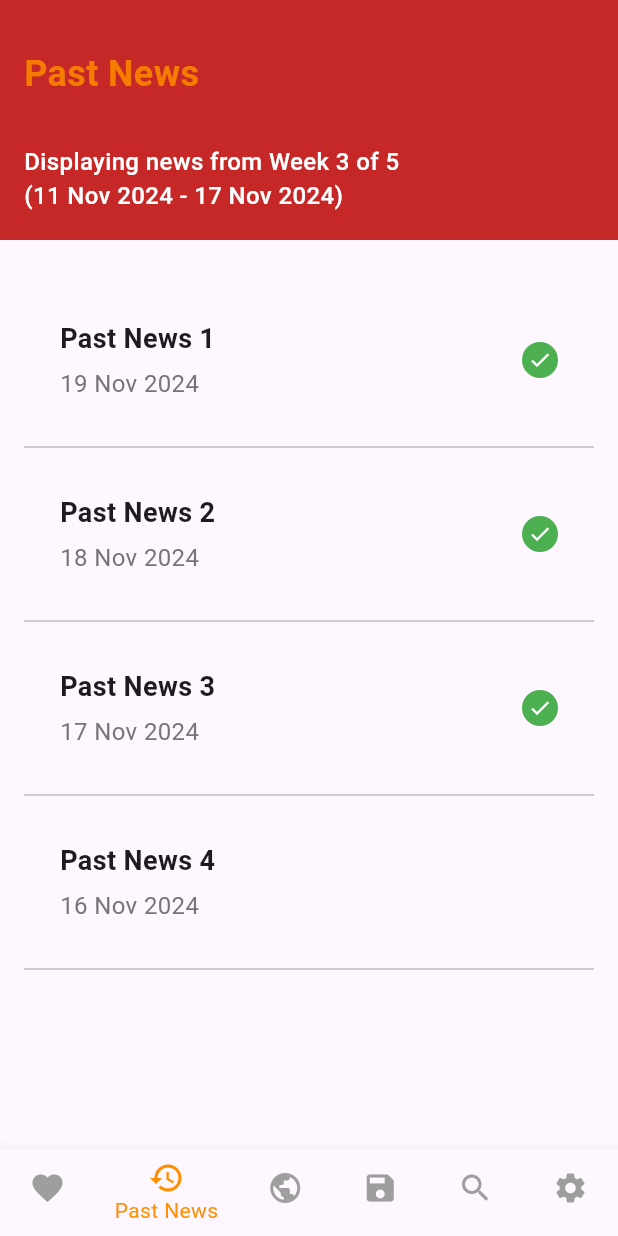
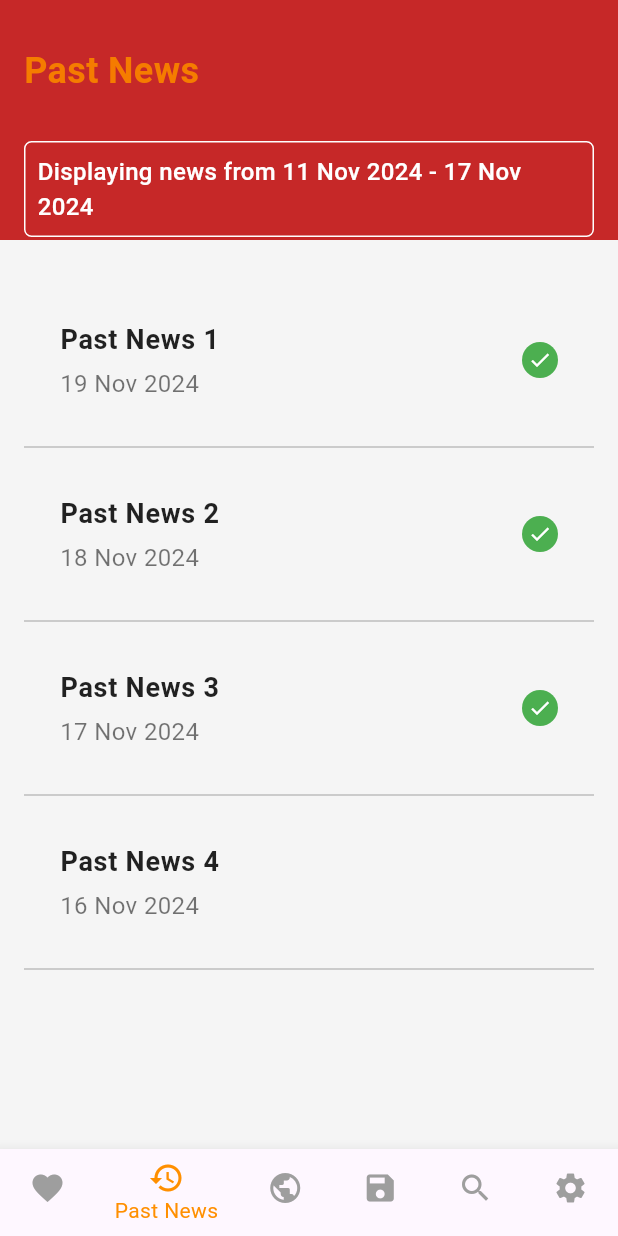
Before and after one commit to testtesttesttest45/Hungry-News, a Flutter app: the screen it shows after launch, item 2 of the bottom bar chosen, on a phone screen of 412 x 824 dp. Run offline on Flutter 3.47's test engine with Material 3 defaults, Android fonts, the phone set to English and light mode, and no system bars; our stand-ins replace shared_preferences.

Commit message:
Flexible theme codes and Past News page

```diff
--- a/hungry_news/lib/main.dart
+++ b/hungry_news/lib/main.dart
@@ -40,26 +40,37 @@ class _MyAppState extends State<MyApp> {
       _themeMode = isDarkMode ? ThemeMode.dark : ThemeMode.light;
     });
     final prefs = await SharedPreferences.getInstance();
-    await prefs.setBool('isDarkMode', isDarkMode); // save user appearance choice
+    await prefs.setBool(
+        'isDarkMode', isDarkMode); // save user appearance choice
   }
+
+  final lightTheme = ThemeData(
+    brightness: Brightness.light,
+    scaffoldBackgroundColor: Colors.grey[100],
+    textTheme: const TextTheme(
+      bodyLarge: TextStyle(color: Colors.black87, fontSize: 18),
+      bodyMedium: TextStyle(color: Colors.black54, fontSize: 16),
+    ),
+    dividerColor: Colors.grey[300],
+  );
+
+  final darkTheme = ThemeData(
+    brightness: Brightness.dark,
+    scaffoldBackgroundColor: Colors.black,
+    textTheme: const TextTheme(
+      bodyLarge: TextStyle(color: Colors.white, fontSize: 18),
+      bodyMedium: TextStyle(color: Colors.grey, fontSize: 16),
+    ),
+    dividerColor: Colors.grey[700],
+  );
 
   @override
   Widget build(BuildContext context) {
     return MaterialApp(
       title: 'Hungry News',
       debugShowCheckedModeBanner: false,
-      theme: ThemeData(
-        brightness: Brightness.light,
-        colorScheme: ColorScheme.fromSeed(seedColor: Colors.deepPurple),
-        useMaterial3: true,
-      ),
-      darkTheme: ThemeData(
-        brightness: Brightness.dark,
-        colorScheme: ColorScheme.dark(
-          primary: Colors.amber[800] ?? Colors.amber,
-        ),
-        useMaterial3: true,
-      ),
+      theme: lightTheme,
+      darkTheme: darkTheme,
       themeMode: _themeMode,
       builder: (context, child) {
         return MediaQuery(
@@ -88,6 +99,7 @@ class _MyHomePageState extends State<MyHomePage> {
 
   List<Widget> _pages(BuildContext context) => [
         const PreferenceNewsPage(),
+        // PastNewsPage(testDate: DateTime(2024, 11, 10)),
         const PastNewsPage(),
         const MajorNewsPage(),
         const SavedNewsPage(),
@@ -116,15 +128,19 @@ class _MyHomePageState extends State<MyHomePage> {
       ),
       bottomNavigationBar: BottomNavigationBar(
         items: const <BottomNavigationBarItem>[
-          BottomNavigationBarItem(icon: Icon(Icons.favorite), label: 'Preference'),
-          BottomNavigationBarItem(icon: Icon(Icons.history), label: 'Past News'),
-          BottomNavigationBarItem(icon: Icon(Icons.public), label: 'Major News'),
+          BottomNavigationBarItem(
+              icon: Icon(Icons.favorite), label: 'Preference'),
+          BottomNavigationBarItem(
+              icon: Icon(Icons.history), label: 'Past News'),
+          BottomNavigationBarItem(
+              icon: Icon(Icons.public), label: 'Major News'),
           BottomNavigationBarItem(icon: Icon(Icons.save), label: 'Saved News'),
           BottomNavigationBarItem(icon: Icon(Icons.search), label: 'Search'),
-          BottomNavigationBarItem(icon: Icon(Icons.settings), label: 'Settings'),
+          BottomNavigationBarItem(
+              icon: Icon(Icons.settings), label: 'Settings'),
         ],
         currentIndex: _selectedIndex,
-        selectedItemColor: Colors.amber[800] ?? Colors.amber,
+        selectedItemColor: Colors.amber[800],
         unselectedItemColor: Colors.grey,
         onTap: _onItemTapped,
         backgroundColor: Theme.of(context).colorScheme.surface,
--- a/hungry_news/lib/pages/past_news_page.dart
+++ b/hungry_news/lib/pages/past_news_page.dart
@@ -2,8 +2,9 @@ import 'package:flutter/material.dart';
 import 'package:intl/intl.dart';
 
 class PastNewsPage extends StatefulWidget {
-  final int? currentDay;  // debug param
-  const PastNewsPage({super.key, this.currentDay});
+  final DateTime? testDate; // debug param
+
+  const PastNewsPage({super.key, this.testDate});
 
   @override
   State<PastNewsPage> createState() => _PastNewsPageState();
@@ -12,36 +13,43 @@ class PastNewsPage extends StatefulWidget {
 class _PastNewsPageState extends State<PastNewsPage> {
   late DateTime currentDate;
 
+  late DateTime referenceDate;
+
   @override
   void initState() {
     super.initState();
     currentDate = getStartDate();
+    referenceDate = DateTime
+        .now(); // Set this to a fixed reference, such as the current date when the page is first loaded
   }
 
   DateTime getStartDate() {
     DateTime now;
-    if (widget.currentDay != null) {
-      now = DateTime(DateTime.now().year, DateTime.now().month, widget.currentDay!);
+    if (widget.testDate != null) {
+      now = widget.testDate!;
     } else {
+      // default
       now = DateTime.now();
     }
-    // find the monday of the week for "now" and then subtracts a week to get the previous week
+    // Find the Monday of the current week then subtract a week
     DateTime startOfThisWeek = now.subtract(Duration(days: now.weekday - 1));
     return startOfThisWeek.subtract(const Duration(days: 7));
   }
 
   String getFormattedDate() {
     DateTime weekStart = currentDate;
-    DateTime weekEnd = weekStart.add(const Duration(days: 6)); // The week runs for 7 days from start
+    DateTime weekEnd = weekStart
+        .add(const Duration(days: 6)); // The week runs for 7 days from start
 
     // search the month's first day and the number of weeks
-    DateTime firstDayOfMonth = DateTime(weekStart.year, weekStart.month, 1);
-    DateTime lastDayOfMonth = DateTime(weekStart.year, weekStart.month + 1, 0);
-    int weekNumber = ((weekStart.difference(firstDayOfMonth).inDays) / 7).ceil() + 1;
-    int totalWeeks = ((lastDayOfMonth.day + (firstDayOfMonth.weekday - 1)) / 7).ceil();
+    // DateTime firstDayOfMonth = DateTime(weekStart.year, weekStart.month, 1);
+    // DateTime lastDayOfMonth = DateTime(weekStart.year, weekStart.month + 1, 0);
+    // int weekNumber = ((weekStart.difference(firstDayOfMonth).inDays) / 7).ceil() + 1;
+    // int totalWeeks = ((lastDayOfMonth.day + (firstDayOfMonth.weekday - 1)) / 7).ceil();
 
-    String weekRange = '${DateFormat('dd MMM yyyy').format(weekStart)} - ${DateFormat('dd MMM yyyy').format(weekEnd)}';
-    return 'Displaying news from Week $weekNumber of $totalWeeks\n($weekRange)';
+    String weekRange =
+        '${DateFormat('dd MMM yyyy').format(weekStart)} - ${DateFormat('dd MMM yyyy').format(weekEnd)}';
+    return 'Displaying news from $weekRange';
   }
 
   List<Widget> generatePastNewsItems() {
@@ -61,7 +69,8 @@ class _PastNewsPageState extends State<PastNewsPage> {
           children: [
             Container(
               height: 100,
-              padding: const EdgeInsets.symmetric(vertical: 10.0, horizontal: 40.0),
+              padding:
+                  const EdgeInsets.symmetric(vertical: 10.0, horizontal: 40.0),
               child: Row(
                 mainAxisAlignment: MainAxisAlignment.spaceBetween,
                 children: [
@@ -71,15 +80,14 @@ class _PastNewsPageState extends State<PastNewsPage> {
                     children: [
                       Text(
                         'Past News ${i + 1}',
-                        style: const TextStyle(
-                          fontSize: 18,
+                        style: Theme.of(context).textTheme.bodyLarge?.copyWith(
                             fontWeight: FontWeight.bold,
                           ),
                       ),
                       const SizedBox(height: 5),
                       Text(
                         formattedDate,
-                        style: TextStyle(fontSize: 16, color: Colors.grey[600]),
+                        style: Theme.of(context).textTheme.bodyMedium,
                       ),
                     ],
                   ),
@@ -109,7 +117,6 @@ class _PastNewsPageState extends State<PastNewsPage> {
     }
     return savedNewsItems;
   }
-
 
   @override
   Widget build(BuildContext context) {
@@ -142,12 +149,22 @@ class _PastNewsPageState extends State<PastNewsPage> {
                         ),
                       ),
                       const SizedBox(height: 30),
-                      Text(
+                      Container(
+                        padding: const EdgeInsets.all(8.0),
+                        decoration: BoxDecoration(
+                          border: Border.all(color: Colors.white, width: 1),
+                          borderRadius: BorderRadius.circular(5),
+                        ),
+                        child: GestureDetector(
+                          onTap: () => _showWeeksDialog(context),
+                          child: Text(
                             getFormattedDate(),
                             style: const TextStyle(
                               fontSize: 16,
                               color: Colors.white,
                               fontWeight: FontWeight.w500,
+                            ),
+                          ),
                         ),
                       ),
                     ],
@@ -163,6 +180,58 @@ class _PastNewsPageState extends State<PastNewsPage> {
       ),
     );
   }
+
+  void _showWeeksDialog(BuildContext context) {
+  Color textColor = Theme.of(context).textTheme.bodyLarge!.color ?? Colors.black;
+  Color backgroundColor = Theme.of(context).cardColor;
+
+  showDialog(
+    context: context,
+    builder: (BuildContext context) {
+      return AlertDialog(
+        title: const Text('Past 10 Weeks'),
+        content: SizedBox(
+          width: double.maxFinite,
+          child: ListView.builder(
+            shrinkWrap: true,
+            itemCount: 10,
+            itemBuilder: (context, index) {
+              //  use the fixed reference date to calculate the weeks
+              DateTime startOfWeek = referenceDate.subtract(
+                  Duration(days: 7 * (index + 1) + referenceDate.weekday - 1));
+              DateTime endOfWeek = startOfWeek.add(const Duration(days: 6));
+
+              bool isSelectedWeek = startOfWeek.isAtSameMomentAs(currentDate.subtract(Duration(days: currentDate.weekday - 1)));
+
+              return ListTile(
+                title: Text(
+                  '${DateFormat('dd MMM yyyy').format(startOfWeek)} - ${DateFormat('dd MMM yyyy').format(endOfWeek)}',
+                  style: TextStyle(
+                    color: isSelectedWeek ? Colors.orange[700] : textColor,
+                  ),
+                ),
+                tileColor: isSelectedWeek ? Colors.orange[50] : backgroundColor,
+                onTap: () {
+                  Navigator.of(context).pop();
+                  setState(() {
+                    currentDate = startOfWeek; // Update  selected week
+                  });
+                },
+              );
+            },
+          ),
+        ),
+        actions: <Widget>[
+          TextButton(
+            onPressed: () => Navigator.of(context).pop(),
+            child: Text('Close', style: Theme.of(context).textTheme.bodyMedium),
+          ),
+        ],
+      );
+    },
+  );
+}
+
 }
 
 class _StickyHeaderDelegate extends SliverPersistentHeaderDelegate {
@@ -171,7 +240,8 @@ class _StickyHeaderDelegate extends SliverPersistentHeaderDelegate {
   _StickyHeaderDelegate({required this.child});
 
   @override
-  Widget build(BuildContext context, double shrinkOffset, bool overlapsContent) {
+  Widget build(
+      BuildContext context, double shrinkOffset, bool overlapsContent) {
     return child;
   }
 
--- a/hungry_news/lib/pages/preference_news_page.dart
+++ b/hungry_news/lib/pages/preference_news_page.dart
@@ -16,7 +16,7 @@ class PreferenceNewsPage extends StatelessWidget {
                   height: 160,
                   color: Colors.red[800],
                   padding: const EdgeInsets.only(
-                    top: 30.0,
+                    top: 40.0,
                     left: 16.0,
                     right: 16.0,
                     bottom: 16.0,
@@ -42,7 +42,6 @@ class PreferenceNewsPage extends StatelessWidget {
             SliverList(
               delegate: SliverChildListDelegate(
                 [
-                  // Placeholder for additional settings content
                   const Center(
                     child: Padding(
                       padding: EdgeInsets.all(16.0),
@@ -73,7 +72,7 @@ class _StickyHeaderDelegate extends SliverPersistentHeaderDelegate {
   }
 
   @override
-  double get maxExtent => 160.0; // Same height as the red section in MajorNewsPage
+  double get maxExtent => 160.0;
   @override
   double get minExtent => 160.0;
   @override
```
Also changed, not shown: hungry_news/lib/pages/major_news_page.dart (+29 -48 lines), hungry_news/lib/pages/saved_news_page.dart (+8 -10 lines), hungry_news/lib/pages/search_page.dart (+28 -15 lines), hungry_news/lib/pages/settings_page.dart (+16 -12 lines). Lines whose indentation alone changed are shown as unchanged.
